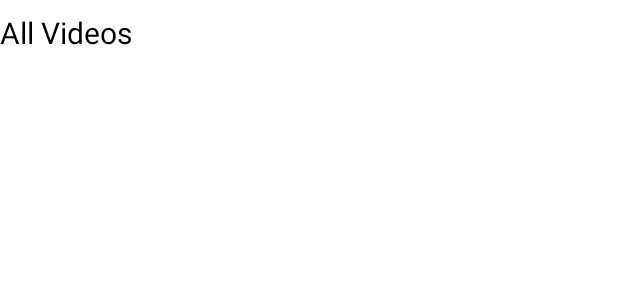
After one commit to yuqilin/QMediaPlayer, an Android app: the layout item_video_spinner.xml on its own in the app's theme, with its tools: preview values and no code run, on a phone screen of 412 x 824 dp. The commit adds this screen. Shown: the top 300 px of the screen. Run offline under Robolectric (Android 15) with nearby library versions, the phone set to English and light mode, and no system bars.

```diff
--- /dev/null
+++ b/android/QMediaPlayerApp/app/src/main/res/layout/item_video_spinner.xml
@@ -0,0 +1,19 @@
+<?xml version="1.0" encoding="utf-8"?>
+<LinearLayout xmlns:android="http://schemas.android.com/apk/res/android"
+    android:orientation="vertical" android:layout_width="match_parent"
+    android:layout_height="match_parent"
+    android:background="@color/colorWhite">
+
+    <TextView
+        android:id="@+id/item_video_spinner_text"
+        android:layout_width="wrap_content"
+        android:layout_height="wrap_content"
+        android:textSize="20sp"
+        android:text="All Videos"
+        android:textColor="@color/colorBlack"
+        android:background="@color/colorWhite"
+        android:layout_marginTop="8dp"
+        android:layout_marginBottom="8dp"
+        />
+
+</LinearLayout>
```
Also changed, not shown: android/QMediaPlayerApp/app/src/main/java/com/github/yuqilin/qmediaplayerapp/LandingActivity.java (+24 -2 lines), android/QMediaPlayerApp/app/src/main/java/com/github/yuqilin/qmediaplayerapp/MainActivity.java (+59 -7 lines), android/QMediaPlayerApp/app/src/main/java/com/github/yuqilin/qmediaplayerapp/util/ToastUtil.java (added, +75 -0 lines), android/QMediaPlayerApp/app/src/main/res/layout/activity_main.xml (+19 -11 lines).
